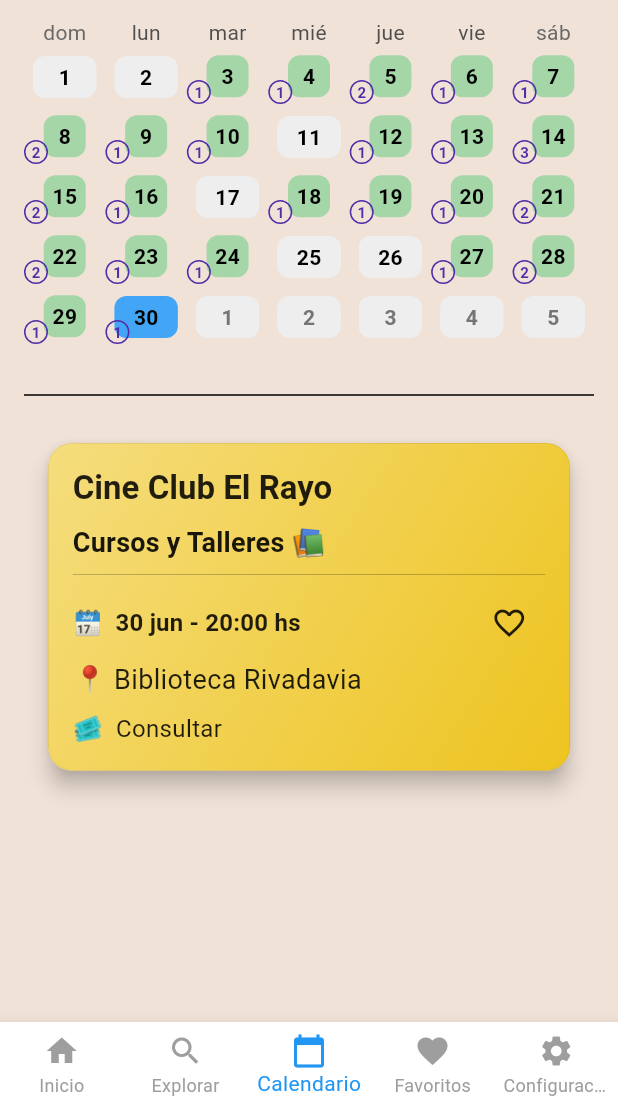
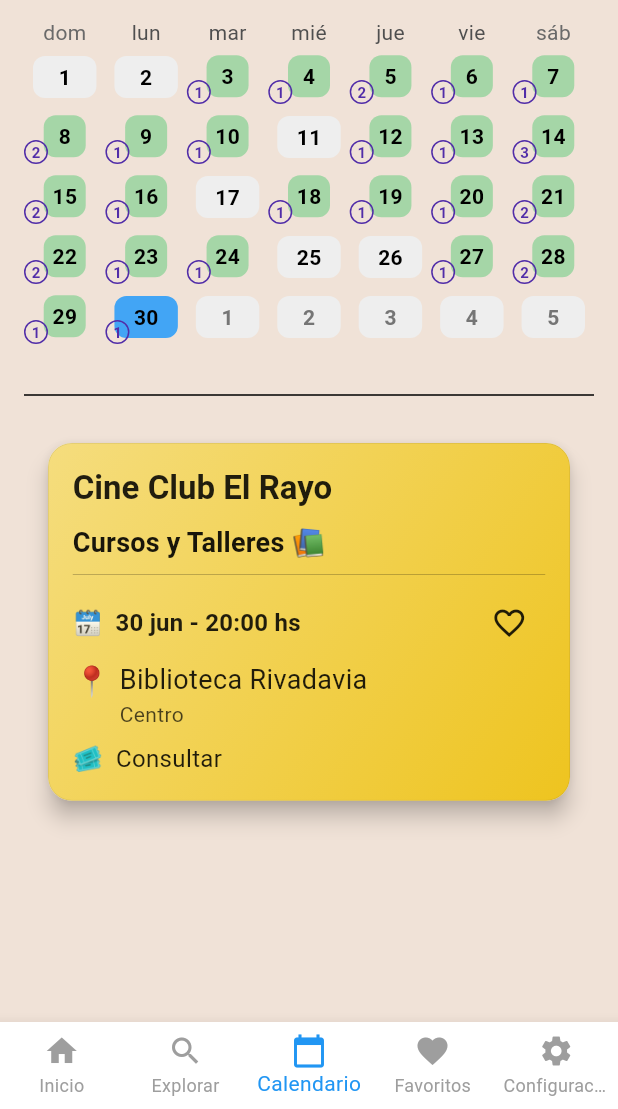
Before and after one commit to MarioLuisP/KeaCemos, a Flutter app: the screen it shows after launch, item 3 of the bottom bar chosen, on a phone screen of 412 x 824 dp, the part 127-1236 px from its top. Run offline on Flutter 3.47's test engine with Material 3 defaults, Android fonts, the phone set to English and light mode, and no system bars; drawn by our look-alikes of table_calendar; our stand-ins replace cached_network_image, firebase_auth, google_sign_in, share_plus, shared_preferences; accounts and stored records are empty.

Commit message:
add district en card widget

```diff
--- a/lib/src/widgets/cards/event_card_widget.dart
+++ b/lib/src/widgets/cards/event_card_widget.dart
@@ -10,7 +10,7 @@ import 'package:quehacemos_cba/src/providers/favorites_provider.dart';
 class EventCardWidget extends StatelessWidget {
   final Map<String, String> event;
   final HomeViewModel viewModel;
-
+  String get event_district => 'Centro';
   const EventCardWidget({
     super.key,
     required this.event,
@@ -142,14 +142,40 @@ class EventCardWidget extends StatelessWidget {
                         ],
                       ),
                       const SizedBox(height: 1),
+                      Row(
+                        crossAxisAlignment: CrossAxisAlignment.start,
+                        children: [
                           Text(
-                        '📍 $eventLocation',
+                            '📍',
+                            style: TextStyle(fontSize: 20),
+                          ),
+                          SizedBox(width: 6),
+                          Expanded(
+                            child: Column(
+                              crossAxisAlignment: CrossAxisAlignment.start,
+                              children: [
+                                Text(
+                                  eventLocation ?? 'Sin ubicación',
                                   style: Theme.of(context).textTheme.bodyMedium?.copyWith(
                                     fontSize: 18,
                                     color: textColor,
                                   ),
                                   maxLines: 1,
                                   overflow: TextOverflow.ellipsis,
+                                ),
+                                Text(
+                                  event_district ?? 'Sin distrito',
+                                  style: Theme.of(context).textTheme.bodyMedium?.copyWith(
+                                    fontSize: 14,
+                                    color: textColor.withOpacity(0.7),
+                                  ),
+                                  maxLines: 1,
+                                  overflow: TextOverflow.ellipsis,
+                                ),
+                              ],
+                            ),
+                          ),
+                        ],
                       ),
                       const SizedBox(height: AppDimens.paddingSmall),
                       Text(
```
Lines whose indentation alone changed are shown as unchanged.
